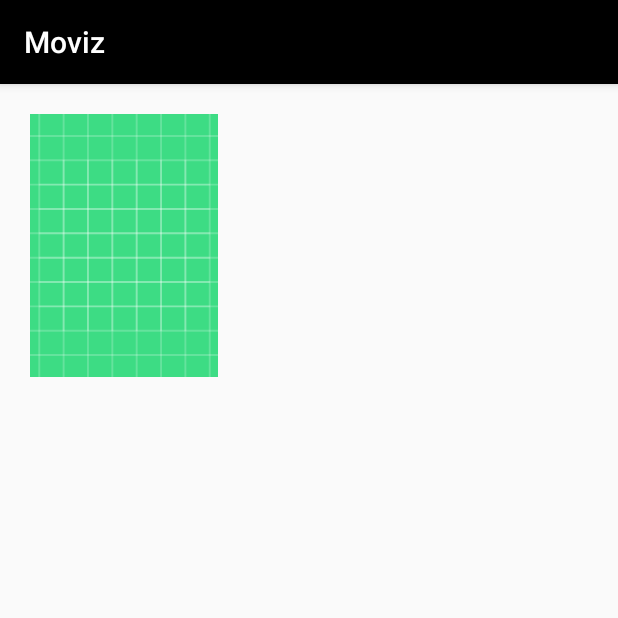
After one commit to Udaysonu/Moviz, an Android app: the Movie_details screen opened directly, with no data from a screen before it, on a phone screen of 412 x 824 dp, the top half of it. The commit adds this screen. Run offline under Robolectric (Android 15) with nearby library versions, the phone set to English and light mode, and no system bars.

Commit message:
open movie details on clicking movie poster

```diff
--- a/app/src/main/AndroidManifest.xml
+++ b/app/src/main/AndroidManifest.xml
@@ -9,6 +9,7 @@
         android:roundIcon="@mipmap/ic_launcher_round"
         android:supportsRtl="true"
         android:theme="@style/AppTheme">
+        <activity android:name=".Movie_details"></activity>
         <activity android:name=".MainActivity">
             <intent-filter>
                 <action android:name="android.intent.action.MAIN" />
--- /dev/null
+++ b/app/src/main/java/com/example/moviz/Movie_details.kt
@@ -0,0 +1,19 @@
+package com.example.moviz
+
+import androidx.appcompat.app.AppCompatActivity
+import android.os.Bundle
+import kotlinx.android.synthetic.main.activity_movie_details.*
+
+class Movie_details : AppCompatActivity() {
+    override fun onCreate(savedInstanceState: Bundle?) {
+        super.onCreate(savedInstanceState)
+        setContentView(R.layout.activity_movie_details)
+        val mov_title=intent.getStringExtra("MOV_TITLE")
+        val mov_thumb=intent.getIntExtra("MOV_THUMB",-1)
+        if(mov_thumb!=-1)
+        {
+            mov_detail_img.setImageResource(mov_thumb)
+        }
+
+    }
+}
--- /dev/null
+++ b/app/src/main/res/layout/activity_movie_details.xml
@@ -0,0 +1,21 @@
+<?xml version="1.0" encoding="utf-8"?>
+<androidx.constraintlayout.widget.ConstraintLayout xmlns:android="http://schemas.android.com/apk/res/android"
+    xmlns:app="http://schemas.android.com/apk/res-auto"
+    xmlns:tools="http://schemas.android.com/tools"
+    android:layout_width="match_parent"
+    android:layout_height="match_parent"
+    tools:context=".Movie_details">
+
+    <ImageView
+        android:transitionName="sharedName"
+        android:layout_marginTop="20dp"
+        android:layout_marginLeft="20dp"
+        android:id="@+id/mov_detail_img"
+         android:scaleType="centerCrop"
+        android:layout_width="125dp"
+        android:layout_height="175dp"
+        app:layout_constraintStart_toStartOf="parent"
+        app:layout_constraintTop_toTopOf="parent"
+        android:src="@drawable/ic_launcher_background" />
+
+</androidx.constraintlayout.widget.ConstraintLayout>
```
Also changed, not shown: app/src/main/java/com/example/moviz/MainActivity.kt (+18 -2 lines), app/src/main/java/com/example/moviz/MovieAdapter.kt (+14 -3 lines).
